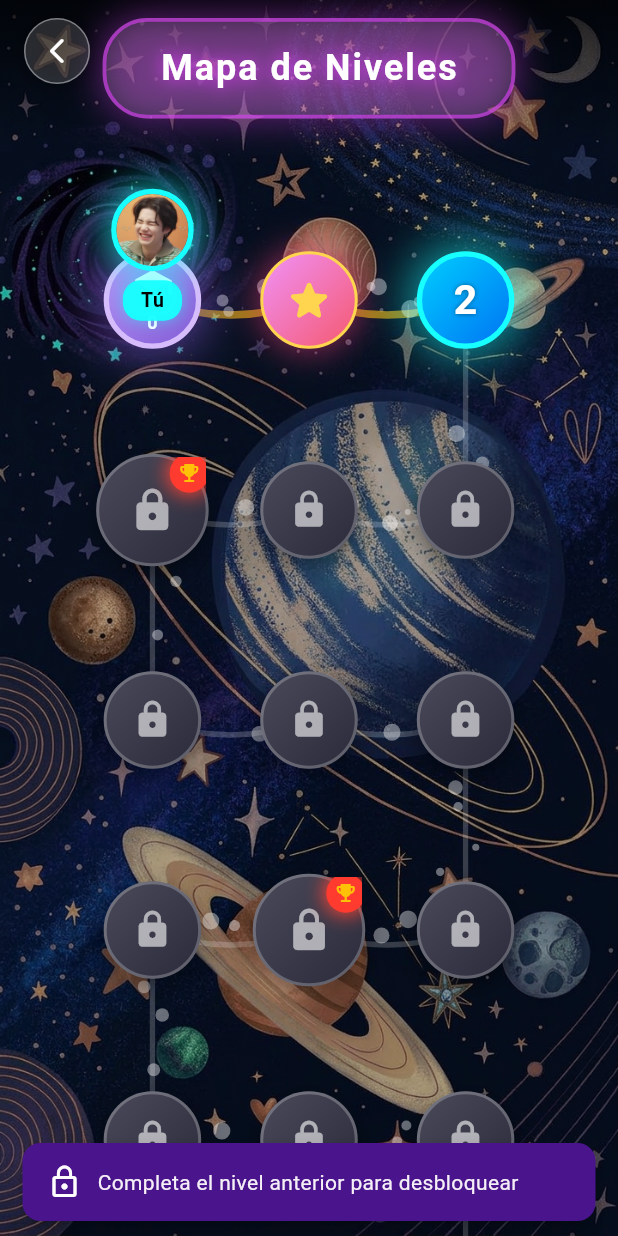
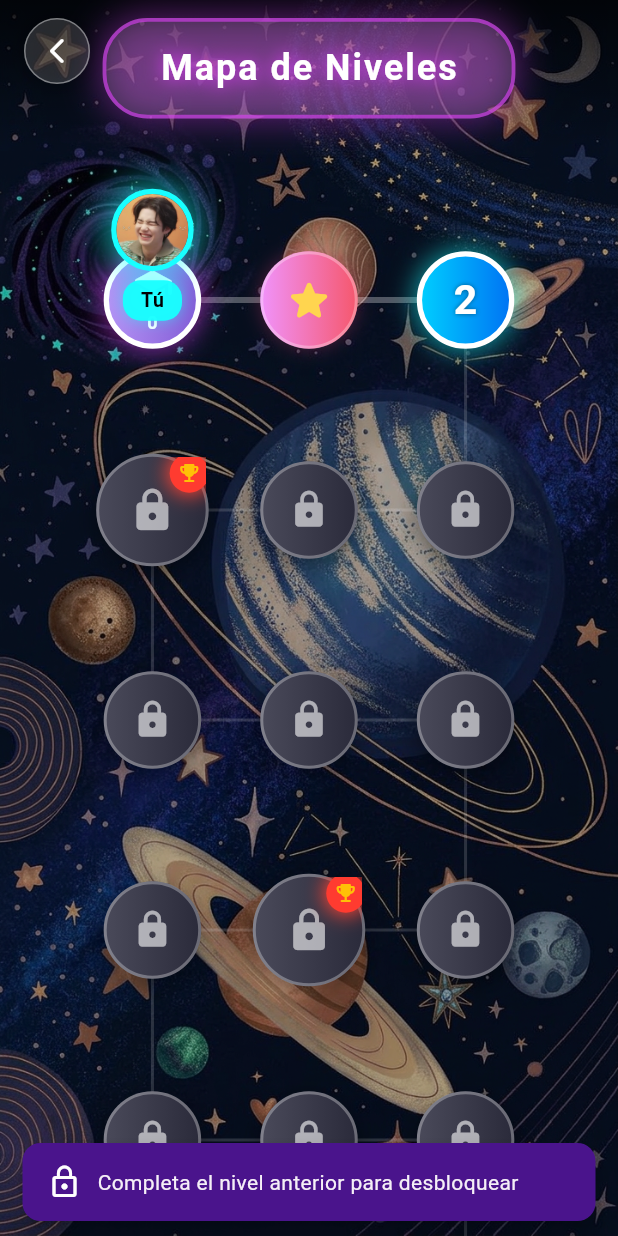
Before and after one commit to estebanMns/juego_movil, a Flutter app: the Levelmap screen opened directly, after a tap on the "lock" icon, on a phone screen of 412 x 824 dp. Run offline on Flutter 3.47's test engine with Material 3 defaults, Android fonts, the phone set to English and light mode, and no system bars; our stand-ins replace get, permission_handler, sqflite; accounts and stored records are empty; statements that could not run were skipped.

Commit message:
“arreglo_de_errores”

```diff
--- a/juego_movil/lib/src/pages/Settings.dart
+++ /dev/null
@@ -1,17 +0,0 @@
-import 'package:flutter/material.dart';
-
-class Settings extends StatelessWidget {
-  const Settings({super.key});
-
-  @override
-  Widget build(BuildContext context) {
-    return Scaffold(
-      appBar: AppBar(
-        title: const Text('Register'),
-      ),
-      body: const Center(
-        child: Text('Register Screen'),
-      ),
-    );
-  }
-}
--- a/juego_movil/lib/src/pages/LevelMap.dart
+++ b/juego_movil/lib/src/pages/level_map.dart
@@ -1,5 +1,4 @@
 import 'package:flutter/material.dart';
-import 'dart:math';
 
 // ============================================================
 // MODELO DE DATOS
@@ -40,13 +39,12 @@
   late List<LevelData> levels;
   final ScrollController _scrollController = ScrollController();
 
-  // Animaciones
   late AnimationController _characterController;
   late Animation<double> _characterBounce;
   late AnimationController _glowController;
   late Animation<double> _glowAnim;
 
-  int _currentLevelIndex = 0; // Ahora empieza en el nivel 0
+  int _currentLevelIndex = 0;
 
   @override
   void initState() {
@@ -71,7 +69,6 @@
       CurvedAnimation(parent: _glowController, curve: Curves.easeInOut),
     );
 
-    // Scroll automático al nivel tutorial (nivel 0)
     WidgetsBinding.instance.addPostFrameCallback((_) {
       _scrollToCurrentLevel();
     });
@@ -99,26 +96,19 @@
   }
 
   void _initializeLevels() {
-    // Creamos 21 niveles: 0 (tutorial) + 1 al 20
     levels = List.generate(21, (index) {
       LevelStatus status;
-
       if (index == 0) {
-        // Nivel 0: Tutorial (disponible pero diferente)
         status = LevelStatus.tutorial;
       } else if (index == 1) {
-        // Nivel 1: Completado
         status = LevelStatus.completed;
       } else if (index == 2) {
-        // Nivel 2: Disponible (azul)
         status = LevelStatus.available;
       } else {
-        // Nivel 3-20: Bloqueados
         status = LevelStatus.locked;
       }
 
-      // Calcular fila y columna para distribución en grid
-      final row = (index / 3).floor(); // 3 columnas
+      final row = (index / 3).floor();
       final col = index % 3;
 
       return LevelData(
@@ -130,38 +120,24 @@
         col: col,
       );
     });
-
-    _currentLevelIndex = 0; // Personaje en nivel tutorial
+    _currentLevelIndex = 0;
   }
 
-  // ============================================================
-  // CALCULAR POSICIÓN DE CADA NIVEL
-  // ============================================================
-
   Offset _getLevelPosition(LevelData level, double screenWidth) {
-    final double horizontalPadding = screenWidth * 0.12; // 12% a cada lado
+    final double horizontalPadding = screenWidth * 0.12;
     final double availableWidth = screenWidth - (horizontalPadding * 2);
     final double columnWidth = availableWidth / 3;
 
-    // Posición X con patrón zigzag
     double xPos;
     if (level.row.isEven) {
-      // Fila par: izquierda a derecha
       xPos = horizontalPadding + (level.col * columnWidth) + (columnWidth / 2);
     } else {
-      // Fila impar: derecha a izquierda
       xPos = horizontalPadding + ((2 - level.col) * columnWidth) + (columnWidth / 2);
     }
 
-    // Posición Y: espaciado vertical generoso
     final double yPos = 200 + (level.row * 140.0);
-
     return Offset(xPos, yPos);
   }
-
-  // ============================================================
-  // BUILD PRINCIPAL
-  // ============================================================
 
   @override
   Widget build(BuildContext context) {
@@ -170,7 +146,6 @@
     return Scaffold(
       body: Stack(
         children: [
-          // IMAGEN DE FONDO
           Container(
             decoration: const BoxDecoration(
               image: DecorationImage(
@@ -179,29 +154,16 @@
               ),
             ),
           ),
-
-          // Overlay oscuro
-          Container(color: Colors.black.withOpacity(0.25)),
-
-          // SCROLL VIEW CON LOS NIVELES
+          Container(color: Colors.black.withValues(alpha: 0.25)),
           _buildScrollView(size),
-
-          // Header fijo
           _buildHeader(),
-
-          // Botón regresar
           _buildBackButton(),
         ],
       ),
     );
   }
 
-  // ============================================================
-  // SCROLL VIEW
-  // ============================================================
-
   Widget _buildScrollView(Size screenSize) {
-    // Calcular altura total necesaria
     final totalHeight = 200 + ((levels.length / 3).ceil() * 140.0) + 200;
 
     return SingleChildScrollView(
@@ -213,23 +175,21 @@
         child: Stack(
           clipBehavior: Clip.none,
           children: [
-            // Camino entre nodos
+            // SOLUCIÓN AL ERROR: Pasamos directamente el Painter, no un widget CustomPaint
             CustomPaint(
               size: Size(screenSize.width, totalHeight),
-              painter: _PathPainter(
+              painter: _PathCustomPainter(
                 levels: levels,
                 getLevelPosition: _getLevelPosition,
                 screenWidth: screenSize.width,
               ),
             ),
 
-            // Niveles
             ...levels.map((level) {
               final position = _getLevelPosition(level, screenSize.width);
               return _buildLevelNode(level, position);
-            }).toList(),
+            }),
 
-            // Personaje
             if (_currentLevelIndex >= 0)
               _buildCharacter(
                 _getLevelPosition(levels[_currentLevelIndex], screenSize.width),
@@ -287,7 +247,7 @@
               border: Border.all(color: Colors.cyanAccent, width: 3.5),
               boxShadow: [
                 BoxShadow(
-                  color: Colors.cyanAccent.withOpacity(0.7),
+                  color: Colors.cyanAccent.withValues(alpha: 0.7),
                   blurRadius: 20,
                   spreadRadius: 3,
                 ),
@@ -307,11 +267,11 @@
           Container(
             padding: const EdgeInsets.symmetric(horizontal: 12, vertical: 4),
             decoration: BoxDecoration(
-              color: Colors.cyanAccent.withOpacity(0.95),
+              color: Colors.cyanAccent.withValues(alpha: 0.95),
               borderRadius: BorderRadius.circular(12),
               boxShadow: [
                 BoxShadow(
-                  color: Colors.cyanAccent.withOpacity(0.5),
+                  color: Colors.cyanAccent.withValues(alpha: 0.5),
                   blurRadius: 8,
                 ),
               ],
@@ -330,10 +290,6 @@
     );
   }
 
-  // ============================================================
-  // HEADER Y BOTONES
-  // ============================================================
-
   Widget _buildHeader() {
     return Positioned(
       top: 0,
@@ -349,7 +305,7 @@
             begin: Alignment.topCenter,
             end: Alignment.bottomCenter,
             colors: [
-              Colors.black.withOpacity(0.7),
+              Colors.black.withValues(alpha: 0.7),
               Colors.transparent,
             ],
           ),
@@ -358,15 +314,15 @@
           child: Container(
             padding: const EdgeInsets.symmetric(horizontal: 36, vertical: 14),
             decoration: BoxDecoration(
-              color: Colors.white.withOpacity(0.12),
+              color: Colors.white.withValues(alpha: 0.12),
               borderRadius: BorderRadius.circular(30),
               border: Border.all(
-                color: Colors.purpleAccent.withOpacity(0.6),
+                color: Colors.purpleAccent.withValues(alpha: 0.6),
                 width: 2.5,
               ),
               boxShadow: [
                 BoxShadow(
-                  color: Colors.purpleAccent.withOpacity(0.4),
+                  color: Colors.purpleAccent.withValues(alpha: 0.4),
                   blurRadius: 20,
                   spreadRadius: 2,
                 ),
@@ -380,10 +336,7 @@
                 fontWeight: FontWeight.bold,
                 letterSpacing: 1.3,
                 shadows: [
-                  Shadow(
-                    color: Colors.purpleAccent,
-                    blurRadius: 15,
-                  ),
+                  Shadow(color: Colors.purpleAccent, blurRadius: 15),
                 ],
               ),
             ),
@@ -403,12 +356,12 @@
           width: 44,
           height: 44,
           decoration: BoxDecoration(
-            color: Colors.white.withOpacity(0.15),
+            color: Colors.white.withValues(alpha: 0.15),
             shape: BoxShape.circle,
-            border: Border.all(color: Colors.white.withOpacity(0.4)),
+            border: Border.all(color: Colors.white.withValues(alpha: 0.4)),
             boxShadow: [
               BoxShadow(
-                color: Colors.black.withOpacity(0.4),
+                color: Colors.black.withValues(alpha: 0.4),
                 blurRadius: 10,
               ),
             ],
@@ -427,8 +380,8 @@
     if (level.status == LevelStatus.locked) {
       ScaffoldMessenger.of(context).showSnackBar(
         SnackBar(
-          content: Row(
-            children: const [
+          content: const Row(
+            children: [
               Icon(Icons.lock_outline, color: Colors.white),
               SizedBox(width: 10),
               Text('Completa el nivel anterior para desbloquear'),
@@ -452,6 +405,61 @@
 }
 
 // ============================================================
+// CLASE CORREGIDA: CUSTOM PAINTER
+// ============================================================
+
+class _PathCustomPainter extends CustomPainter {
+  final List<LevelData> levels;
+  final Offset Function(LevelData, double) getLevelPosition;
+  final double screenWidth;
+
+  _PathCustomPainter({
+    required this.levels,
+    required this.getLevelPosition,
+    required this.screenWidth,
+  });
+
+  @override
+  void paint(Canvas canvas, Size size) {
+    final paint = Paint()
+      ..color = Colors.white.withValues(alpha: 0.3)
+      ..style = PaintingStyle.stroke
+      ..strokeWidth = 4.0
+      ..strokeCap = StrokeCap.round;
+
+    final dashPaint = Paint()
+      ..color = Colors.white.withValues(alpha: 0.15)
+      ..style = PaintingStyle.stroke
+      ..strokeWidth = 2.0;
+
+    for (int i = 0; i < levels.length - 1; i++) {
+      final p1 = getLevelPosition(levels[i], screenWidth);
+      final p2 = getLevelPosition(levels[i + 1], screenWidth);
+
+      final isLocked = levels[i+1].status == LevelStatus.locked;
+      final activePaint = isLocked ? dashPaint : paint;
+
+      final path = Path();
+      path.moveTo(p1.dx, p1.dy);
+
+      final controlPoint1 = Offset(p1.dx, p1.dy + (p2.dy - p1.dy) / 2);
+      final controlPoint2 = Offset(p2.dx, p2.dy - (p2.dy - p1.dy) / 2);
+
+      path.cubicTo(
+        controlPoint1.dx, controlPoint1.dy,
+        controlPoint2.dx, controlPoint2.dy,
+        p2.dx, p2.dy,
+      );
+
+      canvas.drawPath(path, activePaint);
+    }
+  }
+
+  @override
+  bool shouldRepaint(covariant CustomPainter oldDelegate) => false;
+}
+
+// ============================================================
 // WIDGET: NODO DE NIVEL
 // ============================================================
 
@@ -470,7 +478,7 @@
   Widget build(BuildContext context) {
     return AnimatedBuilder(
       animation: glowAnim,
-      builder: (_, __) {
+      builder: (_, _) {
         final glow = (level.status == LevelStatus.available ||
                       level.status == LevelStatus.tutorial)
             ? glowAnim.value
@@ -506,7 +514,7 @@
       case LevelStatus.locked:
         return Icon(
           Icons.lock_rounded,
-          color: Colors.white.withOpacity(0.6),
+          color: Colors.white.withValues(alpha: 0.6),
           size: size * 0.42,
         );
       case LevelStatus.completed:
@@ -519,20 +527,9 @@
         return const Column(
           mainAxisAlignment: MainAxisAlignment.center,
           children: [
-            Icon(
-              Icons.school_rounded,
-              color: Colors.white,
-              size: 28,
-            ),
+            Icon(Icons.school_rounded, color: Colors.white, size: 28),
             SizedBox(height: 2),
-            Text(
-              '0',
-              style: TextStyle(
-                color: Colors.white,
-                fontSize: 12,
-                fontWeight: FontWeight.bold,
-              ),
-            ),
+            Text('0', style: TextStyle(color: Colors.white, fontSize: 12, fontWeight: FontWeight.bold)),
           ],
         );
       case LevelStatus.available:
@@ -542,9 +539,7 @@
             color: Colors.white,
             fontSize: size * 0.42,
             fontWeight: FontWeight.bold,
-            shadows: [
-              Shadow(color: Colors.black45, blurRadius: 4),
-            ],
+            shadows: const [Shadow(color: Colors.black45, blurRadius: 4)],
           ),
         );
     }
@@ -562,43 +557,28 @@
               BoxShadow(color: Colors.red, blurRadius: 10, spreadRadius: 2),
             ],
           ),
-          child: const Icon(
-            Icons.emoji_events_rounded,
-            color: Colors.amber,
-            size: 16,
-          ),
+          child: const Icon(Icons.emoji_events_rounded, color: Colors.amber, size: 16),
         ),
       );
 
   Gradient _gradient() {
     switch (level.status) {
       case LevelStatus.locked:
-        return const LinearGradient(
-          colors: [Color(0xFF4a4a5a), Color(0xFF2a2a3a)],
-          begin: Alignment.topLeft,
-          end: Alignment.bottomRight,
-        );
+        return const LinearGradient(colors: [Color(0xFF4a4a5a), Color(0xFF2a2a3a)]);
       case LevelStatus.tutorial:
-        // Nivel 0: Morado brillante
-        return const LinearGradient(
-          colors: [Color(0xFFB794F6), Color(0xFF805AD5)],
-          begin: Alignment.topLeft,
-          end: Alignment.bottomRight,
-        );
+        return const LinearGradient(colors: [Color(0xFFB794F6), Color(0xFF805AD5)]);
       case LevelStatus.available:
-        // Nivel 2+: Azul brillante
-        return const LinearGradient(
-          colors: [Color(0xFF00d2ff), Color(0xFF0070f3)],
-          begin: Alignment.topLeft,
-          end: Alignment.bottomRight,
-        );
+        return const LinearGradient(colors: [Color(0xFF00d2ff), Color(0xFF0070f3)]);
       case LevelStatus.completed:
-        return const LinearGradient(
-          colors: [Color(0xFFf093fb), Color(0xFFf5576c)],
-          begin: Alignment.topLeft,
-          end: Alignment.bottomRight,
-        );
+        return const LinearGradient(colors: [Color(0xFFf093fb), Color(0xFFf5576c)]);
     }
+  }
+
+  Color _borderColor() {
+    if (level.status == LevelStatus.available || level.status == LevelStatus.tutorial) {
+      return Colors.white;
+    }
+    return Colors.white.withValues(alpha: 0.3);
   }
 
   List<BoxShadow> _shadow(double glow) {
@@ -606,136 +586,28 @@
       case LevelStatus.locked:
         return [
           BoxShadow(
-            color: Colors.black.withOpacity(0.4),
+            color: Colors.black.withValues(alpha: 0.4),
             blurRadius: 12,
             offset: const Offset(0, 5),
           ),
         ];
       case LevelStatus.tutorial:
-        // Sombra morada para el tutorial
-        return [
-          BoxShadow(
-            color: const Color(0xFF805AD5).withOpacity(0.7 * glow),
-            blurRadius: 30 * glow,
-            spreadRadius: 5 * glow,
-          ),
-        ];
       case LevelStatus.available:
         return [
           BoxShadow(
-            color: Colors.cyanAccent.withOpacity(0.7 * glow),
-            blurRadius: 30 * glow,
-            spreadRadius: 5 * glow,
+            color: (level.status == LevelStatus.tutorial ? Colors.purpleAccent : Colors.cyanAccent)
+                .withValues(alpha: 0.6 * glow),
+            blurRadius: 15 * glow,
+            spreadRadius: 2 * glow,
           ),
         ];
       case LevelStatus.completed:
         return [
           BoxShadow(
-            color: Colors.pinkAccent.withOpacity(0.5),
-            blurRadius: 18,
-            spreadRadius: 3,
+            color: Colors.pinkAccent.withValues(alpha: 0.3),
+            blurRadius: 10,
           ),
         ];
     }
   }
-
-  Color _borderColor() {
-    switch (level.status) {
-      case LevelStatus.locked:
-        return Colors.white24;
-      case LevelStatus.tutorial:
-        return const Color(0xFFD6BCFA); // Morado claro
-      case LevelStatus.available:
-        return Colors.cyanAccent;
-      case LevelStatus.completed:
-        return Colors.amber[300]!;
-    }
-  }
 }
-
-// ============================================================
-// CUSTOM PAINTER: CAMINO
-// ============================================================
-
-class _PathPainter extends CustomPainter {
-  final List<LevelData> levels;
-  final Function(LevelData, double) getLevelPosition;
-  final double screenWidth;
-
-  const _PathPainter({
-    required this.levels,
-    required this.getLevelPosition,
-    required this.screenWidth,
-  });
-
-  @override
-  void paint(Canvas canvas, Size size) {
-    if (levels.length < 2) return;
-
-    final paintCompleted = Paint()
-      ..color = Colors.amber.withOpacity(0.6)
-      ..strokeWidth = 5
-      ..style = PaintingStyle.stroke
-      ..strokeCap = StrokeCap.round;
-
-    final paintLocked = Paint()
-      ..color = Colors.white.withOpacity(0.2)
-      ..strokeWidth = 3.5
-      ..style = PaintingStyle.stroke
-      ..strokeCap = StrokeCap.round;
-
-    for (int i = 0; i < levels.length - 1; i++) {
-      final currentLevel = levels[i];
-      final nextLevel = levels[i + 1];
-
-      final p0 = getLevelPosition(currentLevel, screenWidth);
-      final p1 = getLevelPosition(nextLevel, screenWidth);
-
-      // Crear camino curvo
-      final path = Path()..moveTo(p0.dx, p0.dy);
-
-      // Punto de control para curva suave
-      final cp = Offset(
-        (p0.dx + p1.dx) / 2,
-        (p0.dy + p1.dy) / 2 + 20,
-      );
-
-      path.quadraticBezierTo(cp.dx, cp.dy, p1.dx, p1.dy);
-
-      canvas.drawPath(
-        path,
-        currentLevel.status == LevelStatus.completed ||
-        currentLevel.status == LevelStatus.tutorial
-            ? paintCompleted
-            : paintLocked,
-      );
-    }
-
-    // Partículas brillantes en el camino
-    _drawParticles(canvas);
-  }
-
-  void _drawParticles(Canvas canvas) {
-    final rand = Random(123);
-    final paint = Paint()
-      ..color = Colors.white.withOpacity(0.4)
-      ..style = PaintingStyle.fill;
-
-    for (int i = 0; i < levels.length - 1; i++) {
-      final p0 = getLevelPosition(levels[i], screenWidth);
-      final p1 = getLevelPosition(levels[i + 1], screenWidth);
-
-      for (int j = 0; j < 4; j++) {
-        final t = rand.nextDouble();
-        final x = p0.dx + (p1.dx - p0.dx) * t + (rand.nextDouble() - 0.5) * 40;
-        final y = p0.dy + (p1.dy - p0.dy) * t + (rand.nextDouble() - 0.5) * 20;
-        final radius = rand.nextDouble() * 4 + 2;
-        canvas.drawCircle(Offset(x, y), radius, paint);
-      }
-    }
-  }
-
-  @override
-  bool shouldRepaint(covariant _PathPainter old) =>
-      old.levels != levels || old.screenWidth != screenWidth;
-}
--- a/juego_movil/lib/src/pages/Login.dart
+++ b/juego_movil/lib/src/pages/login_screen.dart
@@ -1,5 +1,8 @@
 import 'package:flutter/material.dart';
-import 'register.dart';
+import 'package:juego_movil/src/pages/PlayerProfileScreen.dart';
+import 'package:juego_movil/src/pages/settings_screen.dart';
+import './home.dart';
+import 'register_screen.dart';
 import 'lobby.dart';
 
 class Login extends StatelessWidget {
@@ -148,7 +151,6 @@
                             alignment: Alignment.centerRight,
                             child: TextButton(
                               onPressed: () {
-                                // TODO: Implementar recuperación de contraseña
                               },
                               child: const Text(
                                 '¿Olvidaste tu contraseña?',
@@ -211,7 +213,7 @@
                             // Navegación directa a Register
                             Navigator.push(
                               context,
-                              MaterialPageRoute(builder: (_) => const Register()),
+                              MaterialPageRoute(builder: (_) => const RegisterScreen()),
                             );
                           },
                           child: const Text(
--- a/juego_movil/lib/src/pages/Register.dart
+++ b/juego_movil/lib/src/pages/register_screen.dart
@@ -1,4 +1,5 @@
 import 'package:flutter/material.dart';
+import 'register_screen.dart';
 import 'login.dart';
 
 class Register extends StatelessWidget {
```
Also changed, not shown: juego_movil/lib/src/pages/characters_screem.dart (renamed from juego_movil/lib/src/pages/Characters.dart), juego_movil/lib/src/pages/collection_screen.dart (renamed from juego_movil/lib/src/pages/Collection.dart), juego_movil/lib/src/pages/fail_screen.dart (renamed from juego_movil/lib/src/pages/Fail.dart), juego_movil/lib/src/pages/game_screen.dart (renamed from juego_movil/lib/src/pages/Game.dart), juego_movil/lib/src/pages/hints_screen.dart (renamed from juego_movil/lib/src/pages/Hints.dart), juego_movil/lib/src/pages/home_screen.dart (renamed from juego_movil/lib/src/pages/Home.dart), juego_movil/lib/src/pages/level_detail.dart (renamed from juego_movil/lib/src/pages/LevelDetail.dart), juego_movil/lib/src/pages/lobby_screen.dart (renamed from juego_movil/lib/src/pages/Lobby.dart), juego_movil/lib/src/pages/result_screen.dart (renamed from juego_movil/lib/src/pages/Result.dart), juego_movil/lib/src/pages/rewards_screen.dart (renamed from juego_movil/lib/src/pages/Rewards.dart), juego_movil/lib/src/pages/scan_screen.dart (renamed from juego_movil/lib/src/pages/Scan.dart), juego_movil/lib/src/pages/shop_screen.dart (renamed from juego_movil/lib/src/pages/Shop.dart), juego_movil/lib/src/pages/story_screen.dart (renamed from juego_movil/lib/src/pages/Story.dart), juego_movil/lib/src/pages/time_shop.dart (renamed from juego_movil/lib/src/pages/TimeShop.dart).
